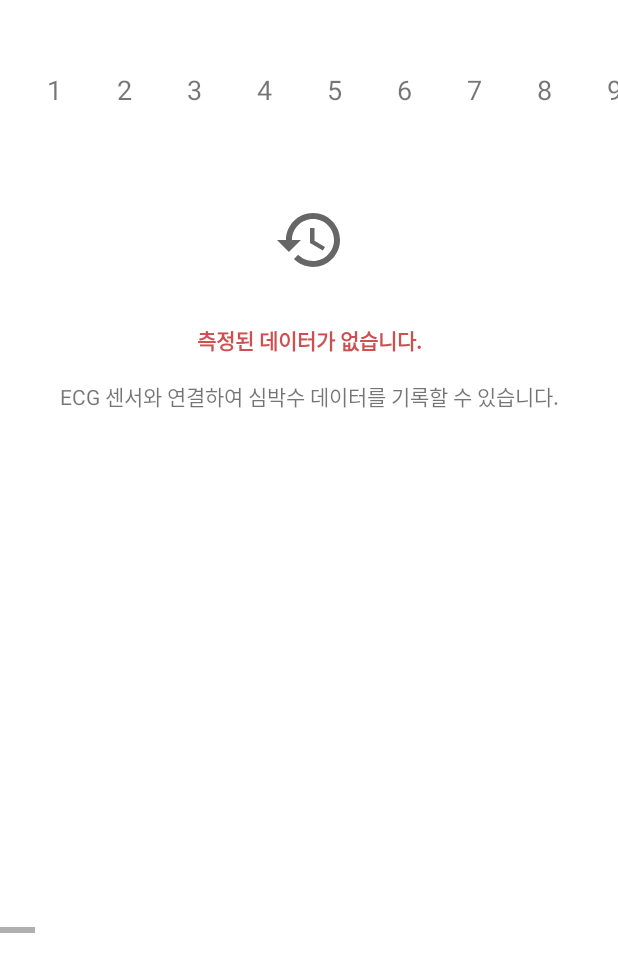
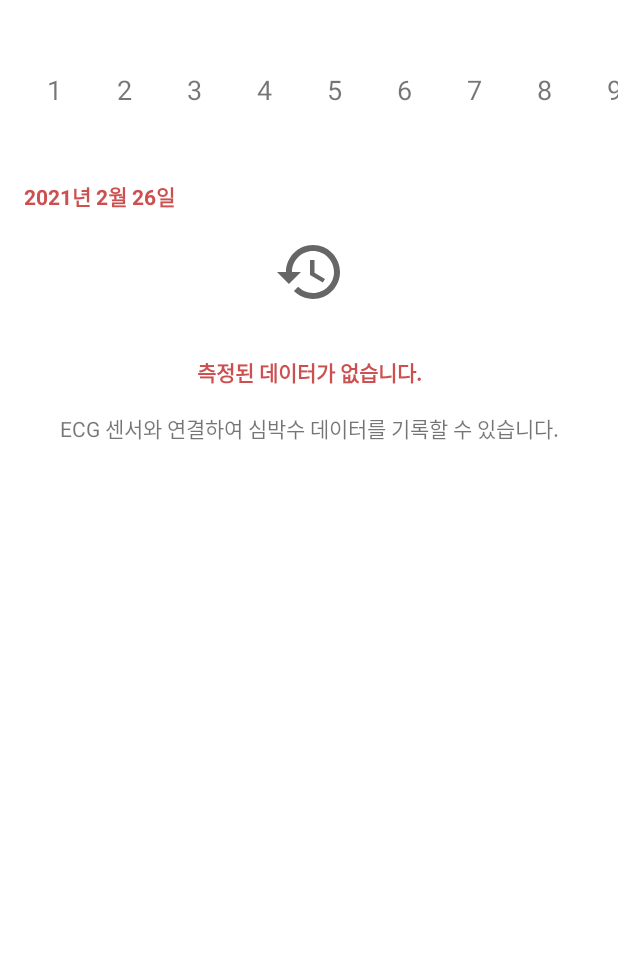
Before and after one commit to SEONGGYU96/ECGMonitorWithNRF, an Android app: the fragment BPMHistoryFragment shown on its own in the app's theme, on a phone screen of 412 x 824 dp. Shown: the top 972 px of the screen. Run offline under Robolectric (Android 15) with nearby library versions, the phone set to English and light mode, and no system bars; our stand-ins replace Dagger/Hilt's generated code, data binding; libraries missing offline, so code that uses them is left out: androidx.hilt.lifecycle; 1 statement that could not run was skipped.

Commit message:
feat Show selected date to TextView

```diff
--- a/app/src/main/java/com/seoultech/ecgmonitor/bpm/history/BPMHistoryFragment.kt
+++ b/app/src/main/java/com/seoultech/ecgmonitor/bpm/history/BPMHistoryFragment.kt
@@ -6,8 +6,10 @@ import android.view.View
 import android.view.ViewGroup
 import androidx.fragment.app.Fragment
 import androidx.fragment.app.viewModels
+import com.seoultech.ecgmonitor.R
 import com.seoultech.ecgmonitor.databinding.FragmentBpmHistoryBinding
 import dagger.hilt.android.AndroidEntryPoint
+import java.util.*
 
 @AndroidEntryPoint
 class BPMHistoryFragment : Fragment() {
@@ -25,13 +27,24 @@ class BPMHistoryFragment : Fragment() {
             lifecycleOwner = viewLifecycleOwner
         }
 
+        setDateText(GregorianCalendar())
+
         subscribeUI()
 
         binding.bpmdaypickerBpmhistory.setDayClickListener {
             bpmHistoryViewModel.getBPMDataOnDate(it)
+            setDateText(it)
         }
 
         return binding.root
+    }
+
+    private fun setDateText(calendar: Calendar) {
+        val year = calendar.get(Calendar.YEAR)
+        val month = calendar.get(Calendar.MONTH) + 1
+        val day = calendar.get(Calendar.DAY_OF_MONTH)
+        binding.textviewBpmhistorySeleteddate.text =
+            String.format(getString(R.string.history_selected_date_format), year, month, day)
     }
 
     override fun onResume() {
--- a/app/src/main/res/layout/fragment_bpm_history.xml
+++ b/app/src/main/res/layout/fragment_bpm_history.xml
@@ -1,6 +1,7 @@
 <?xml version="1.0" encoding="utf-8"?>
 
-<layout xmlns:app="http://schemas.android.com/apk/res-auto">
+<layout xmlns:app="http://schemas.android.com/apk/res-auto"
+    xmlns:tool="http://schemas.android.com/tools">
 
     <data>
 
@@ -20,10 +21,22 @@
             app:layout_constraintStart_toStartOf="parent"
             app:layout_constraintTop_toTopOf="parent" />
 
+        <com.google.android.material.textview.MaterialTextView
+            android:id="@+id/textview_bpmhistory_seleteddate"
+            style="@style/Widget.Subtitle"
+            android:layout_width="wrap_content"
+            android:layout_height="wrap_content"
+            android:layout_marginStart="@dimen/entire_horizontal_margin"
+            android:textColor="?colorPrimary"
+            app:layout_constraintStart_toStartOf="parent"
+            app:layout_constraintTop_toBottomOf="@id/bpmdaypicker_bpmhistory"
+            tool:text="2021년 2월 1일" />
+
         <HorizontalScrollView
             android:id="@+id/scrollview_bpmhistory"
             android:layout_width="match_parent"
             android:layout_height="wrap_content"
+            android:scrollbars="none"
             app:layout_constraintBottom_toBottomOf="parent"
             app:layout_constraintEnd_toEndOf="parent"
             app:layout_constraintStart_toStartOf="parent"
@@ -43,7 +56,7 @@
             android:layout_height="wrap_content"
             app:layout_constraintEnd_toEndOf="parent"
             app:layout_constraintStart_toStartOf="parent"
-            app:layout_constraintTop_toBottomOf="@id/bpmdaypicker_bpmhistory" />
+            app:layout_constraintTop_toBottomOf="@id/textview_bpmhistory_seleteddate" />
 
     </androidx.constraintlayout.widget.ConstraintLayout>
 
--- a/app/src/main/res/values/strings.xml
+++ b/app/src/main/res/values/strings.xml
@@ -75,5 +75,6 @@
     <string name="bpmhistory_title">기록</string>
     <string name="history_no_data_title">측정된 데이터가 없습니다.</string>
     <string name="history_no_data_describe">ECG 센서와 연결하여 심박수 데이터를 기록할 수 있습니다.</string>
+    <string name="history_selected_date_format">%d년 %d월 %d일</string>
 
 </resources>
```
